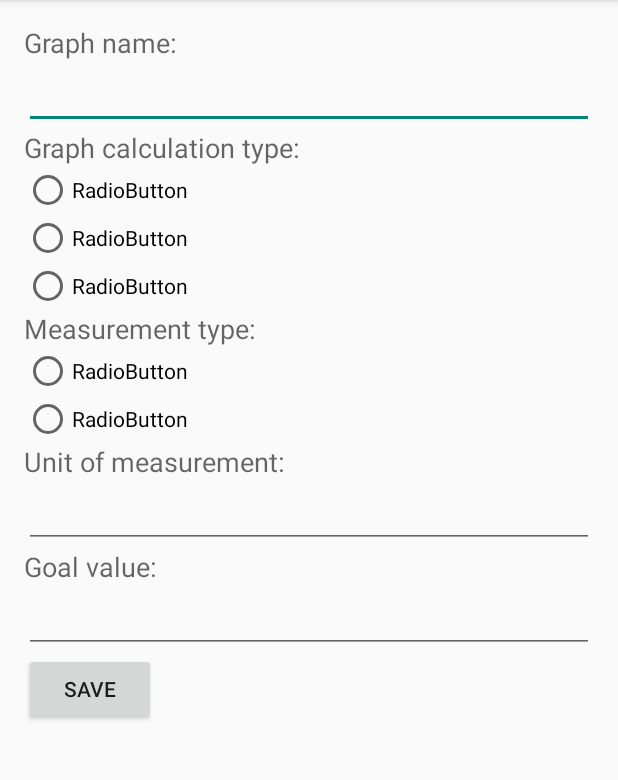
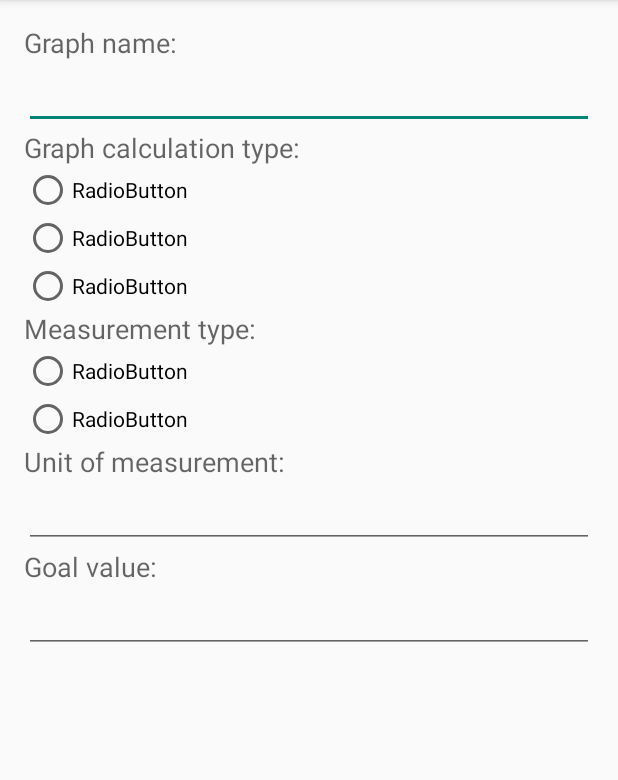
Before and after one commit to tkrajina/GraphAnything, an Android app: the GraphPropertiesActivity screen opened directly, with no data from a screen before it, on a phone screen of 412 x 824 dp, the part 84-864 px from its top. Run offline under Robolectric (Android 15) with nearby library versions, the phone set to English and light mode, and no system bars; libraries missing offline, so code that uses them is left out: com.jjoe64.graphview, nl.qbusict.cupboard; 8 statements that could not run were skipped.

```diff
--- a/graphanything/src/main/res/layout/activity_graph_properties.xml
+++ b/graphanything/src/main/res/layout/activity_graph_properties.xml
@@ -120,14 +120,6 @@
             android:ems="10"
             />
 
-        <Button
-            android:id="@+id/button"
-            android:gravity="center"
-            android:layout_width="wrap_content"
-            android:layout_height="wrap_content"
-            android:text="Save"
-            android:onClick="saveGraphProperties"
-            android:layout_centerHorizontal="true" />
     </LinearLayout>
 
 
```
